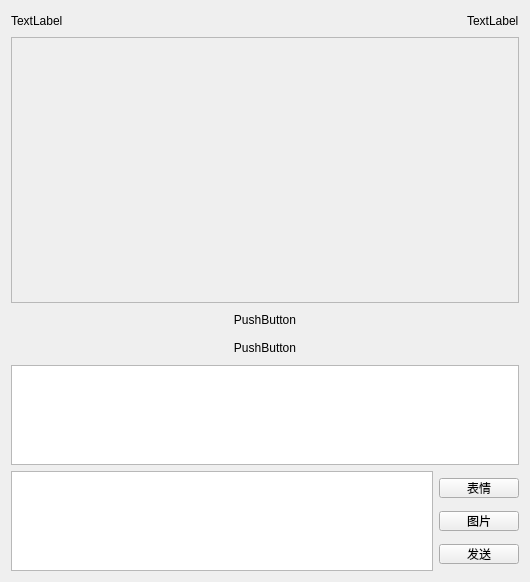
This is ui/chatroom.ui in tonquer/picacg-qt as Qt 5 draws it before an edit. The edited form follows.
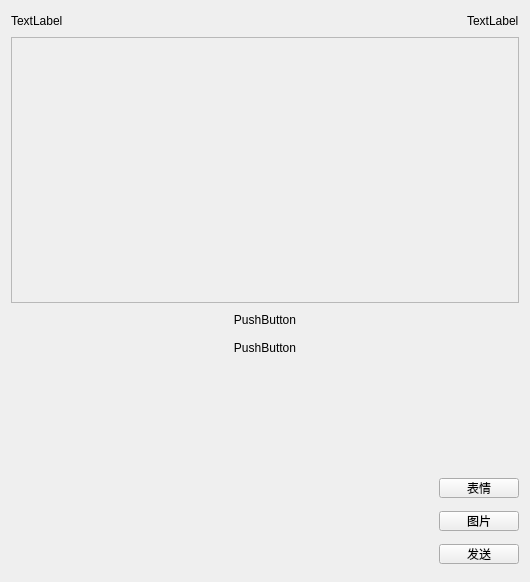
This is the edited form.

The edit to the form file:
```diff
--- a/ui/chatroom.ui
+++ b/ui/chatroom.ui
@@ -134,6 +134,9 @@
          <pointsize>12</pointsize>
         </font>
        </property>
+       <property name="styleSheet">
+        <string notr="true">background-color:transparent;</string>
+       </property>
       </widget>
      </item>
      <item>
@@ -189,6 +192,9 @@
        <height>100</height>
       </size>
      </property>
+     <property name="styleSheet">
+      <string notr="true">background-color:transparent;</string>
+     </property>
     </widget>
    </item>
   </layout>
```
